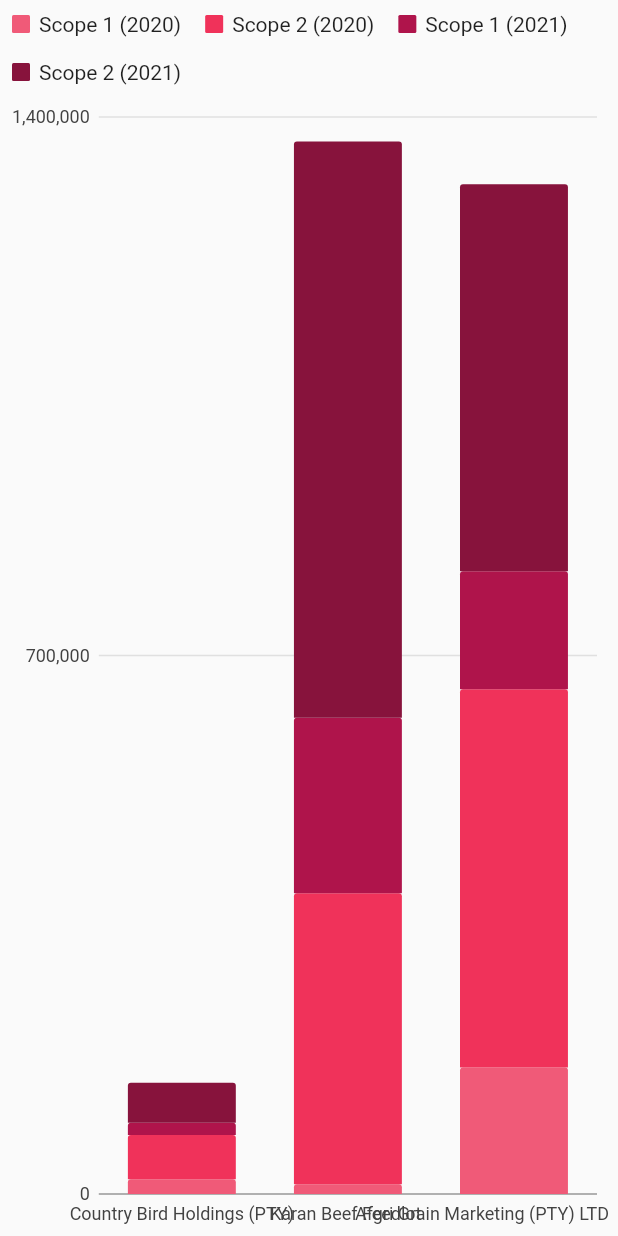
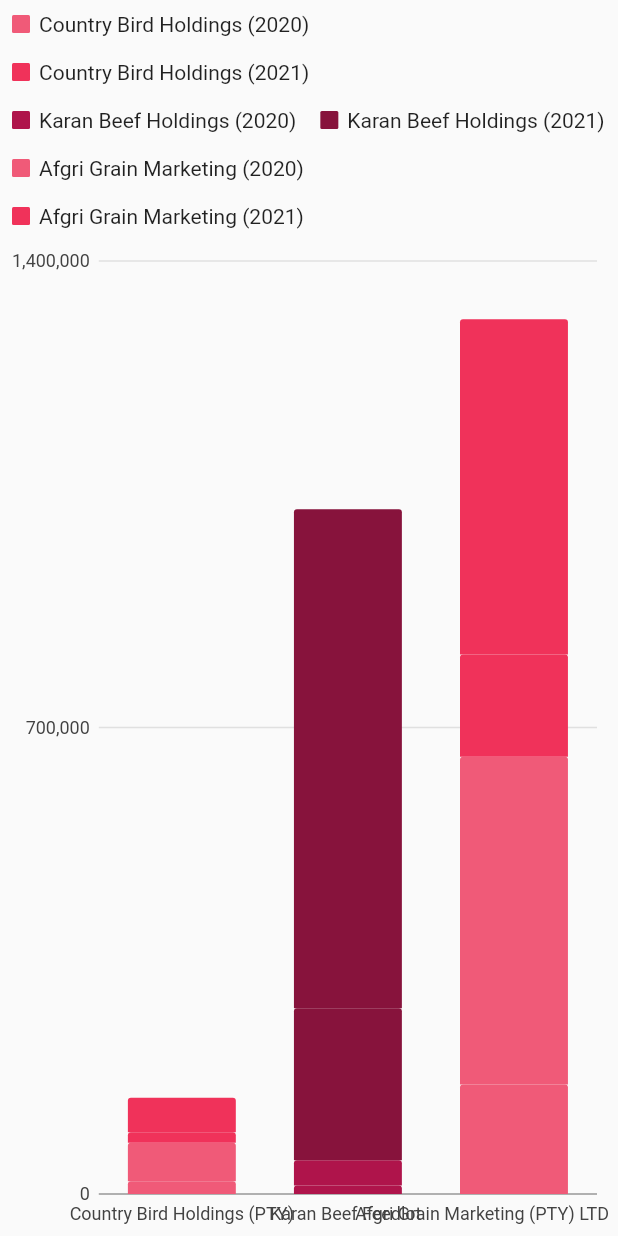
Before and after one commit to Nsuku0/FrontEnd, a Flutter app: the AgriChart widget shown alone on an empty page, opened directly with empty values, on a phone screen of 412 x 824 dp. Run offline on Flutter 3.47's test engine with Material 2 defaults, Android fonts, the phone set to English and light mode, and no system bars; our stand-ins replace charts_flutter, pie_chart, syncfusion_flutter_charts; missing offline and left inert: pretty_gauge, syncfusion_flutter_maps.

Commit message:
changed charts

```diff
--- a/lib/bar_charts/charts/agri_chart.dart
+++ b/lib/bar_charts/charts/agri_chart.dart
@@ -30,57 +30,77 @@ class AgriChart extends StatelessWidget {
 
   /// Create series list with multiple series
   static List<charts.Series<Emissions, String>> _createSampleData() {
-    final scope1_2020 = [
+    final country_bird_2020 = [
       new Emissions('Country Bird Holdings (PTY)', 19221), //Scope 1, 2020
-      new Emissions('Karan Beef Feedlot ', 12649),
-      new Emissions('Afgri Grain Marketing (PTY) LTD', 164384),
+      new Emissions('Country Bird Holdings (PTY)', 57500), //scope 2 2020
     ];
 
-    final scope2_2020 = [
-      new Emissions('Country Bird Holdings (PTY)', 57500),
-      new Emissions('Karan Beef Feedlot ', 378400),
-      new Emissions('Afgri Grain Marketing (PTY) LTD', 491758),
+    final country_bird_2021 = [
+      new Emissions('Country Bird Holdings (PTY)', 15837), //scope 1 2021
+      new Emissions('Country Bird Holdings (PTY)', 52010), //scope 2 2021
     ];
 
-    final scope1_2021 = [
-      new Emissions('Country Bird Holdings (PTY)', 15837),
-      new Emissions('Karan Beef Feedlot ', 228075),
-      new Emissions('Afgri Grain Marketing (PTY) LTD', 153247),
+    final karan_beef_2020 = [
+      new Emissions('Karan Beef Feedlot ', 12649), //Scope 1, 2020
+      new Emissions('Karan Beef Feedlot ', 37840), //scope 2 2020
     ];
 
-    final scope2_2021 = [
-      new Emissions('Country Bird Holdings (PTY)', 52010),
-      new Emissions('Karan Beef Feedlot ', 749018),
-      new Emissions('Afgri Grain Marketing (PTY) LTD', 503277),
+    final karan_beef_2021 = [
+      new Emissions('Karan Beef Feedlot ', 228075), //scope 1 2021
+      new Emissions('Karan Beef Feedlot ', 749018), //scope 2 2021
+    ];
+
+    final afgri_2020 = [
+      new Emissions('Afgri Grain Marketing (PTY) LTD', 164384), //Scope 1, 2020
+      new Emissions('Afgri Grain Marketing (PTY) LTD', 491758), //scope 2 2020
+    ];
+
+    final afgri_2021 = [
+      new Emissions('Afgri Grain Marketing (PTY) LTD', 153247), //scope 1 2021
+      new Emissions('Afgri Grain Marketing (PTY) LTD', 503277), //scope 2 2021
     ];
     return [
       new charts.Series<Emissions, String>(
-        id: 'Scope 1 (2020)',
+        id: 'Country Bird Holdings (2020)',
         colorFn: (_, __) => charts.ColorUtil.fromDartColor(pinks[3]),
         domainFn: (Emissions emission, _) => emission.name,
         measureFn: (Emissions emission, _) => emission.emissions,
-        data: scope1_2020,
+        data: country_bird_2020,
       ),
       new charts.Series<Emissions, String>(
-        id: 'Scope 2 (2020)',
+        id: 'Country Bird Holdings (2021)',
         colorFn: (_, __) => charts.ColorUtil.fromDartColor(pinks[2]),
         domainFn: (Emissions emission, _) => emission.name,
         measureFn: (Emissions emission, _) => emission.emissions,
-        data: scope2_2020,
+        data: country_bird_2021,
       ),
       new charts.Series<Emissions, String>(
-        id: 'Scope 1 (2021)',
+        id: 'Karan Beef Holdings (2020)',
         colorFn: (_, __) => charts.ColorUtil.fromDartColor(pinks[1]),
         domainFn: (Emissions emission, _) => emission.name,
         measureFn: (Emissions emission, _) => emission.emissions,
-        data: scope1_2021,
+        data: karan_beef_2020,
       ),
       new charts.Series<Emissions, String>(
-        id: 'Scope 2 (2021)',
+        id: 'Karan Beef Holdings (2021)',
         colorFn: (_, __) => charts.ColorUtil.fromDartColor(pinks[0]),
         domainFn: (Emissions emission, _) => emission.name,
         measureFn: (Emissions emission, _) => emission.emissions,
-        data: scope2_2021,
+        data: karan_beef_2021,
+      ),
+      new charts.Series<Emissions, String>(
+        id: 'Afgri Grain Marketing (2020)',
+        colorFn: (_, __) => charts.ColorUtil.fromDartColor(pinks[3]),
+        domainFn: (Emissions emission, _) => emission.name,
+        measureFn: (Emissions emission, _) => emission.emissions,
+        data: afgri_2020,
+      ),
+      new charts.Series<Emissions, String>(
+        id: 'Afgri Grain Marketing (2021)',
+        colorFn: (_, __) => charts.ColorUtil.fromDartColor(pinks[2]),
+        domainFn: (Emissions emission, _) => emission.name,
+        measureFn: (Emissions emission, _) => emission.emissions,
+        data: afgri_2021,
       ),
     ];
   }
--- a/lib/bar_charts/charts/banking_chart.dart
+++ b/lib/bar_charts/charts/banking_chart.dart
@@ -30,53 +30,53 @@ class BankingChart extends StatelessWidget {
 
   /// Create series list with multiple series
   static List<charts.Series<Emissions, String>> _createSampleData() {
-    final scope1_2020 = [
-      new Emissions('FNB', 8301),
-      new Emissions('Nedbank ', 1265),
+    final fnb_2020 = [
+      new Emissions('FNB', 8301), //1 2020
+      new Emissions('FNB', 171), // 2 2020
     ];
 
-    final scope2_2020 = [
-      new Emissions('FNB', 171),
-      new Emissions('Nedbank ', 118050),
+    final fnb_2021 = [
+      new Emissions('FNB', 6507), // 1 2021
+      new Emissions('FNB', 153), //2 2021
     ];
 
-    final scope1_2021 = [
-      new Emissions('FNB', 6507),
-      new Emissions('Nedbank ', 1541),
+    final nedbank_2020 = [
+      new Emissions('Nedbank ', 1265), // 1 2020
+      new Emissions('Nedbank ', 118050), //2 2020
     ];
 
-    final scope2_2021 = [
-      new Emissions('FNB', 153),
-      new Emissions('Nedbank', 110529),
+    final nedbank_2021 = [
+      new Emissions('Nedbank ', 1541), // 1 2021
+      new Emissions('Nedbank', 110529), //2 2021
     ];
     return [
       new charts.Series<Emissions, String>(
-        id: 'Scope 1 (2020)',
+        id: 'FNB (2020)',
         colorFn: (_, __) => charts.ColorUtil.fromDartColor(pinks[3]),
         domainFn: (Emissions emission, _) => emission.name,
         measureFn: (Emissions emission, _) => emission.emissions,
-        data: scope1_2020,
+        data: fnb_2020,
       ),
       new charts.Series<Emissions, String>(
-        id: 'Scope 2 (2020)',
+        id: 'FNB (2021)',
         colorFn: (_, __) => charts.ColorUtil.fromDartColor(pinks[2]),
         domainFn: (Emissions emission, _) => emission.name,
         measureFn: (Emissions emission, _) => emission.emissions,
-        data: scope2_2020,
+        data: fnb_2021,
       ),
       new charts.Series<Emissions, String>(
-        id: 'Scope 1 (2021)',
+        id: 'Nedbank (2020)',
         colorFn: (_, __) => charts.ColorUtil.fromDartColor(pinks[1]),
         domainFn: (Emissions emission, _) => emission.name,
         measureFn: (Emissions emission, _) => emission.emissions,
-        data: scope1_2021,
+        data: nedbank_2020,
       ),
       new charts.Series<Emissions, String>(
-        id: 'Scope 2 (2021)',
+        id: 'Nedbank (2021)',
         colorFn: (_, __) => charts.ColorUtil.fromDartColor(pinks[0]),
         domainFn: (Emissions emission, _) => emission.name,
         measureFn: (Emissions emission, _) => emission.emissions,
-        data: scope2_2021,
+        data: nedbank_2021,
       ),
     ];
   }
--- a/lib/bar_charts/charts/manufacturing_chart.dart
+++ b/lib/bar_charts/charts/manufacturing_chart.dart
@@ -30,57 +30,78 @@ class ManufacturingChart extends StatelessWidget {
 
   /// Create series list with multiple series
   static List<charts.Series<Emissions, String>> _createSampleData() {
-    final scope1_2020 = [
-      new Emissions('Pernod Ricard SA', 385),
-      new Emissions('Nestle SA', 579),
-      new Emissions('Isuzu Motors SA', 71598),
+    final pernod_ricard_2020 = [
+      new Emissions('Pernod Ricard SA',
+          385), // 1 2020      new Emissions('Pernod Ricard SA', 1035), // 2 2020
     ];
 
-    final scope2_2020 = [
-      new Emissions('Pernod Ricard SA', 1035),
-      new Emissions('Nestle SA', 1555),
-      new Emissions('Isuzu Motors SA', 371340),
+    final pernod_ricard_2021 = [
+      new Emissions('Pernod Ricard SA', 345), // 1 2021
+      new Emissions('Pernod Ricard SA', 650), // 2 2021
     ];
 
-    final scope1_2021 = [
-      new Emissions('Pernod Ricard SA', 345),
-      new Emissions('Nestle SA', 730),
-      new Emissions('Isuzu Motors SA', 78709),
+    final nestle_2020 = [
+      new Emissions('Nestle SA', 579), // 1 2020
+      new Emissions('Nestle SA', 1555), // 2 2020
     ];
 
-    final scope2_2021 = [
-      new Emissions('Pernod Ricard SA', 650),
-      new Emissions('Nestle SA', 1375),
-      new Emissions('Isuzu Motors SA', 353716),
+    final nestle_2021 = [
+      new Emissions('Nestle SA', 730), // 1 2021
+      new Emissions('Nestle SA', 1375), // 2 2021
     ];
+
+    final isuzu_2020 = [
+      new Emissions('Isuzu Motors SA', 71598), // 1 2020
+      new Emissions('Isuzu Motors SA', 371340), // 2 2020
+    ];
+
+    final isuzu_2021 = [
+      new Emissions('Isuzu Motors SA', 78709), // 1 2021
+      new Emissions('Isuzu Motors SA', 353716), // 2 2021
+    ];
+
     return [
       new charts.Series<Emissions, String>(
-        id: 'Scope 1 (2020)',
+        id: 'Nestle (2020)',
         colorFn: (_, __) => charts.ColorUtil.fromDartColor(pinks[3]),
         domainFn: (Emissions emission, _) => emission.name,
         measureFn: (Emissions emission, _) => emission.emissions,
-        data: scope1_2020,
+        data: nestle_2020,
       ),
       new charts.Series<Emissions, String>(
-        id: 'Scope 2 (2020)',
+        id: 'Nestle (2021)',
         colorFn: (_, __) => charts.ColorUtil.fromDartColor(pinks[2]),
         domainFn: (Emissions emission, _) => emission.name,
         measureFn: (Emissions emission, _) => emission.emissions,
-        data: scope2_2020,
+        data: nestle_2021,
       ),
       new charts.Series<Emissions, String>(
-        id: 'Scope 1 (2021)',
+        id: 'Pernod Ricard (2020)',
         colorFn: (_, __) => charts.ColorUtil.fromDartColor(pinks[1]),
         domainFn: (Emissions emission, _) => emission.name,
         measureFn: (Emissions emission, _) => emission.emissions,
-        data: scope1_2021,
+        data: pernod_ricard_2020,
       ),
       new charts.Series<Emissions, String>(
-        id: 'Scope 2 (2021)',
+        id: 'Pernod Ricard (2021)',
         colorFn: (_, __) => charts.ColorUtil.fromDartColor(pinks[0]),
         domainFn: (Emissions emission, _) => emission.name,
         measureFn: (Emissions emission, _) => emission.emissions,
-        data: scope2_2021,
+        data: pernod_ricard_2021,
+      ),
+      new charts.Series<Emissions, String>(
+        id: 'Isuzu Motors (2020)',
+        colorFn: (_, __) => charts.ColorUtil.fromDartColor(pinks[3]),
+        domainFn: (Emissions emission, _) => emission.name,
+        measureFn: (Emissions emission, _) => emission.emissions,
+        data: isuzu_2020,
+      ),
+      new charts.Series<Emissions, String>(
+        id: 'Isuzu Motors (2021)',
+        colorFn: (_, __) => charts.ColorUtil.fromDartColor(pinks[2]),
+        domainFn: (Emissions emission, _) => emission.name,
+        measureFn: (Emissions emission, _) => emission.emissions,
+        data: isuzu_2021,
       ),
     ];
   }
--- a/lib/bar_charts/charts/mining_chart.dart
+++ b/lib/bar_charts/charts/mining_chart.dart
@@ -30,57 +30,78 @@ class MiningChart extends StatelessWidget {
 
   /// Create series list with multiple series
   static List<charts.Series<Emissions, String>> _createSampleData() {
-    final scope1_2020 = [
-      new Emissions('Anglo American', 875714),
-      new Emissions('Exxaro SA', 385000),
-      new Emissions('Implats', 380114),
+    final anglo_2020 = [
+      new Emissions('Anglo American', 875714), //1 2020
+      new Emissions('Anglo American', 1428571), //2 2020
     ];
 
-    final scope2_2020 = [
-      new Emissions('Anglo American', 1428571),
-      new Emissions('Exxaro SA', 650000),
-      new Emissions('Implats', 2925700),
+    final anglo_2021 = [
+      new Emissions('Anglo American', 875714), //1 2021
+      new Emissions('Anglo American', 1428571), //2 2021
     ];
 
-    final scope1_2021 = [
-      new Emissions('Anglo American', 875714),
-      new Emissions('Exxaro SA', 345000),
-      new Emissions('Implats', 447247),
+    final exxaro_2020 = [
+      new Emissions('Exxaro SA', 385000), //1 2020
+      new Emissions('Exxaro SA', 650000), //2 2020
     ];
 
-    final scope2_2021 = [
-      new Emissions('Anglo American', 1428571),
-      new Emissions('Exxaro SA', 650000),
-      new Emissions('Implats', 3307630),
+    final exxaro_2021 = [
+      new Emissions('Exxaro SA', 345000), //1 2021
+      new Emissions('Exxaro SA', 650000), //2 2021
     ];
+
+    final implats_2020 = [
+      new Emissions('Implats', 380114), //1 2020
+      new Emissions('Implats', 2925700), //2 2020
+    ];
+
+    final implats_2021 = [
+      new Emissions('Implats', 447247), //1 2021
+      new Emissions('Implats', 3307630), //2 2021
+    ];
+
     return [
       new charts.Series<Emissions, String>(
-        id: 'Scope 1 (2020)',
+        id: 'Anglo American (2020)',
         colorFn: (_, __) => charts.ColorUtil.fromDartColor(pinks[0]),
         domainFn: (Emissions emission, _) => emission.name,
         measureFn: (Emissions emission, _) => emission.emissions,
-        data: scope1_2020,
+        data: anglo_2020,
       ),
       new charts.Series<Emissions, String>(
-        id: 'Scope 2 (2020)',
+        id: 'Anglo American (2021)',
         colorFn: (_, __) => charts.ColorUtil.fromDartColor(pinks[1]),
         domainFn: (Emissions emission, _) => emission.name,
         measureFn: (Emissions emission, _) => emission.emissions,
-        data: scope2_2020,
+        data: anglo_2021,
       ),
       new charts.Series<Emissions, String>(
-        id: 'Scope 1 (2021)',
+        id: 'Exxaro (2020)',
         colorFn: (_, __) => charts.ColorUtil.fromDartColor(pinks[2]),
         domainFn: (Emissions emission, _) => emission.name,
         measureFn: (Emissions emission, _) => emission.emissions,
-        data: scope1_2021,
+        data: exxaro_2020,
       ),
       new charts.Series<Emissions, String>(
-        id: 'Scope 2 (2021)',
+        id: 'Exxaro(2021)',
         colorFn: (_, __) => charts.ColorUtil.fromDartColor(pinks[3]),
         domainFn: (Emissions emission, _) => emission.name,
         measureFn: (Emissions emission, _) => emission.emissions,
-        data: scope2_2021,
+        data: exxaro_2021,
+      ),
+      new charts.Series<Emissions, String>(
+        id: 'Implats (2020)',
+        colorFn: (_, __) => charts.ColorUtil.fromDartColor(pinks[2]),
+        domainFn: (Emissions emission, _) => emission.name,
+        measureFn: (Emissions emission, _) => emission.emissions,
+        data: implats_2020,
+      ),
+      new charts.Series<Emissions, String>(
+        id: 'Implats (2021)',
+        colorFn: (_, __) => charts.ColorUtil.fromDartColor(pinks[1]),
+        domainFn: (Emissions emission, _) => emission.name,
+        measureFn: (Emissions emission, _) => emission.emissions,
+        data: implats_2021,
       ),
     ];
   }
--- a/lib/bar_charts/charts/retail_chart.dart
+++ b/lib/bar_charts/charts/retail_chart.dart
@@ -30,57 +30,79 @@ class RetailChart extends StatelessWidget {
 
   /// Create series list with multiple series
   static List<charts.Series<Emissions, String>> _createSampleData() {
-    final scope1_2020 = [
-      new Emissions('Woolworths Holdings Limited', 44886),
-      new Emissions('Mr Price Group LTD', 52535),
-      new Emissions('Shoprite Holdings', 528889),
+    final woolies_2020 = [
+      new Emissions('Woolworths Holdings Limited', 44886), //1 2020
+      new Emissions('Woolworths Holdings Limited', 441875), //2 2020
     ];
 
-    final scope2_2020 = [
-      new Emissions('Woolworths Holdings Limited', 441875),
-      new Emissions('Mr Price Group LTD', 52535),
-      new Emissions('Shoprite Holdings', 1802314),
+    final woolies_2021 = [
+      new Emissions('Woolworths Holdings Limited', 449819), //1 2021
+      new Emissions('Woolworths Holdings Limited', 40675226), //2 2021
     ];
 
-    final scope1_2021 = [
-      new Emissions('Woolworths Holdings Limited', 449819),
-      new Emissions('Mr Price Group LTD', 46034),
-      new Emissions('Shoprite Holdings', 511067),
+    final mr_price_2020 = [
+      new Emissions('Mr Price Group LTD', 52535), //1 2020
+      new Emissions('Mr Price Group LTD', 52535), //2 2020
     ];
 
-    final scope2_2021 = [
-      new Emissions('Woolworths Holdings Limited', 40675226),
-      new Emissions('Mr Price Group LTD', 46034),
-      new Emissions('Shoprite Holdings', 1694193),
+    final mr_price_2021 = [
+      new Emissions('Mr Price Group LTD', 46034), //1 2021
+
+      new Emissions('Mr Price Group LTD', 46034), //2 2021
     ];
+
+    final shoprite_2020 = [
+      new Emissions('Shoprite Holdings', 528889), //1 2020
+      new Emissions('Shoprite Holdings', 1802314), //2 2020
+    ];
+
+    final shoprite_2021 = [
+      new Emissions('Shoprite Holdings', 511067), //1 2021
+      new Emissions('Shoprite Holdings', 1694193), //2 2021
+    ];
+
     return [
       new charts.Series<Emissions, String>(
-        id: 'Scope 1 (2020)',
+        id: 'Woolworths (2020)',
         colorFn: (_, __) => charts.ColorUtil.fromDartColor(pinks[0]),
         domainFn: (Emissions emission, _) => emission.name,
         measureFn: (Emissions emission, _) => emission.emissions,
-        data: scope1_2020,
+        data: woolies_2020,
       ),
       new charts.Series<Emissions, String>(
-        id: 'Scope 2 (2020)',
+        id: 'Woolworths (2020)',
         colorFn: (_, __) => charts.ColorUtil.fromDartColor(pinks[1]),
         domainFn: (Emissions emission, _) => emission.name,
         measureFn: (Emissions emission, _) => emission.emissions,
-        data: scope2_2020,
+        data: woolies_2021,
       ),
       new charts.Series<Emissions, String>(
-        id: 'Scope 1 (2021)',
+        id: 'Mr Price (2020)',
         colorFn: (_, __) => charts.ColorUtil.fromDartColor(pinks[2]),
         domainFn: (Emissions emission, _) => emission.name,
         measureFn: (Emissions emission, _) => emission.emissions,
-        data: scope1_2021,
+        data: mr_price_2020,
       ),
       new charts.Series<Emissions, String>(
-        id: 'Scope 2 (2021)',
+        id: 'Mr Price (2021)',
         colorFn: (_, __) => charts.ColorUtil.fromDartColor(pinks[3]),
         domainFn: (Emissions emission, _) => emission.name,
         measureFn: (Emissions emission, _) => emission.emissions,
-        data: scope2_2021,
+        data: mr_price_2021,
+      ),
+      new charts.Series<Emissions, String>(
+        id: 'Shoprite (2020)',
+        colorFn: (_, __) => charts.ColorUtil.fromDartColor(pinks[2]),
+        domainFn: (Emissions emission, _) => emission.name,
+        measureFn: (Emissions emission, _) => emission.emissions,
+        data: shoprite_2020,
+      ),
+      new charts.Series<Emissions, String>(
+        id: 'Shoprite (2021)',
+        colorFn: (_, __) => charts.ColorUtil.fromDartColor(pinks[1]),
+        domainFn: (Emissions emission, _) => emission.name,
+        measureFn: (Emissions emission, _) => emission.emissions,
+        data: shoprite_2021,
       ),
     ];
   }
--- a/lib/bar_charts/charts/tmt_chart.dart
+++ b/lib/bar_charts/charts/tmt_chart.dart
@@ -30,57 +30,78 @@ class TMTChart extends StatelessWidget {
 
   /// Create series list with multiple series
   static List<charts.Series<Emissions, String>> _createSampleData() {
-    final scope1_2020 = [
-      new Emissions('MTN', 247385),
-      new Emissions('Telkom SA SOC LTD', 50101),
-      new Emissions('Vodacom (PTY) LTD', 54070),
+    final mtn_2020 = [
+      new Emissions('MTN', 247385), //1 2020
+      new Emissions('MTN', 864865), //2 2020
     ];
 
-    final scope2_2020 = [
-      new Emissions('MTN', 864865),
-      new Emissions('Telkom SA SOC LTD', 546000),
-      new Emissions('Vodacom (PTY) LTD', 556822),
+    final mtn_2021 = [
+      new Emissions('MTN', 566785), //1 2021
+      new Emissions('MTN', 566785), //2 2021
     ];
 
-    final scope1_2021 = [
-      new Emissions('MTN', 566785),
-      new Emissions('Telkom SA SOC LTD', 57825),
-      new Emissions('Vodacom (PTY) LTD', 553982),
+    final telkom_2020 = [
+      new Emissions('Telkom SA SOC LTD', 50101), //1 2020
+      new Emissions('Telkom SA SOC LTD', 546000), //2 2020
     ];
 
-    final scope2_2021 = [
-      new Emissions('MTN', 566785),
-      new Emissions('Telkom SA SOC LTD', 50695),
-      new Emissions('Vodacom (PTY) LTD', 55757),
+    final telkom_2021 = [
+      new Emissions('Telkom SA SOC LTD', 57825), //1 2021
+      new Emissions('Telkom SA SOC LTD', 50695), //2 2021
     ];
+
+    final vodacom_2020 = [
+      new Emissions('Vodacom (PTY) LTD', 54070), //1 2020
+      new Emissions('Vodacom (PTY) LTD', 556822), //2 2020
+    ];
+
+    final vodacom_2021 = [
+      new Emissions('Vodacom (PTY) LTD', 553982), //1 2021
+      new Emissions('Vodacom (PTY) LTD', 55757), //2 2021
+    ];
+
     return [
       new charts.Series<Emissions, String>(
-        id: 'Scope 1 (2020)',
+        id: 'MTN (2020)',
         colorFn: (_, __) => charts.ColorUtil.fromDartColor(pinks[0]),
         domainFn: (Emissions emission, _) => emission.name,
         measureFn: (Emissions emission, _) => emission.emissions,
-        data: scope1_2020,
+        data: mtn_2020,
       ),
       new charts.Series<Emissions, String>(
-        id: 'Scope 2 (2020)',
+        id: 'MTN (2020)',
         colorFn: (_, __) => charts.ColorUtil.fromDartColor(pinks[1]),
         domainFn: (Emissions emission, _) => emission.name,
         measureFn: (Emissions emission, _) => emission.emissions,
-        data: scope2_2020,
+        data: mtn_2021,
       ),
       new charts.Series<Emissions, String>(
-        id: 'Scope 1 (2021)',
+        id: 'Telkom (2020)',
         colorFn: (_, __) => charts.ColorUtil.fromDartColor(pinks[2]),
         domainFn: (Emissions emission, _) => emission.name,
         measureFn: (Emissions emission, _) => emission.emissions,
-        data: scope1_2021,
+        data: telkom_2020,
       ),
       new charts.Series<Emissions, String>(
-        id: 'Scope 2 (2021)',
+        id: 'Telkom (2021)',
         colorFn: (_, __) => charts.ColorUtil.fromDartColor(pinks[3]),
         domainFn: (Emissions emission, _) => emission.name,
         measureFn: (Emissions emission, _) => emission.emissions,
-        data: scope2_2021,
+        data: telkom_2021,
+      ),
+      new charts.Series<Emissions, String>(
+        id: 'Vodacom (2020)',
+        colorFn: (_, __) => charts.ColorUtil.fromDartColor(pinks[1]),
+        domainFn: (Emissions emission, _) => emission.name,
+        measureFn: (Emissions emission, _) => emission.emissions,
+        data: vodacom_2020,
+      ),
+      new charts.Series<Emissions, String>(
+        id: 'Vodacom (2021)',
+        colorFn: (_, __) => charts.ColorUtil.fromDartColor(pinks[0]),
+        domainFn: (Emissions emission, _) => emission.name,
+        measureFn: (Emissions emission, _) => emission.emissions,
+        data: vodacom_2021,
       ),
     ];
   }
```
